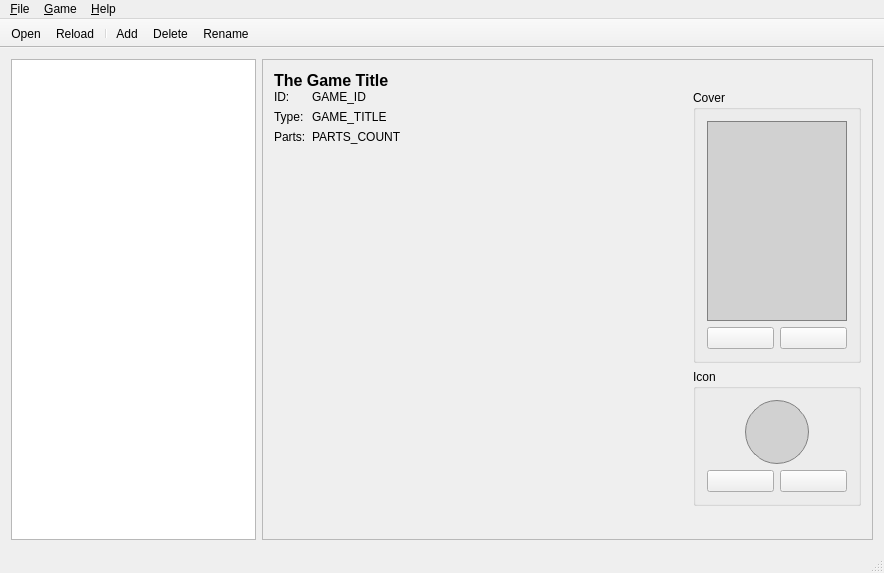
First picture: the form in src/MainWindow.ui, repository brainstream/OPL-PC-Tools, before the edit.
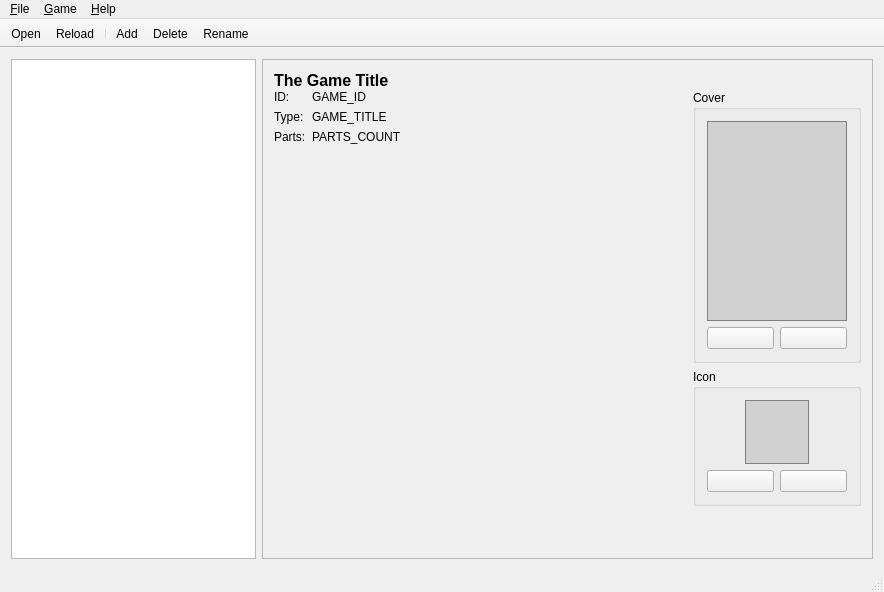
Second picture: the form after the edit. Icons and pictures are not drawn.

The edit to the form file:
```diff
--- a/src/MainWindow.ui
+++ b/src/MainWindow.ui
@@ -7,7 +7,7 @@
     <x>0</x>
     <y>0</y>
     <width>884</width>
-    <height>573</height>
+    <height>592</height>
    </rect>
   </property>
   <property name="windowTitle">
@@ -296,7 +296,6 @@
                      <property name="styleSheet">
                       <string notr="true">QLabel {
 	border: 1px solid gray;
-	border-radius: 32px;
 	background-color: #d1d1d1;
 }</string>
                      </property>
```
